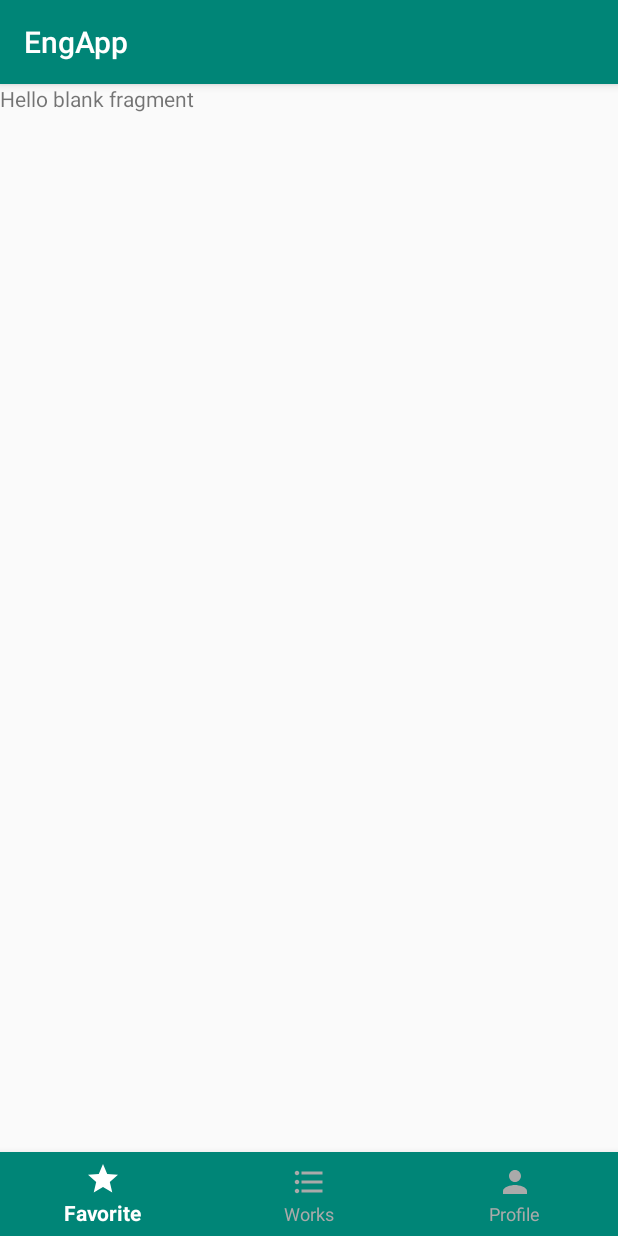
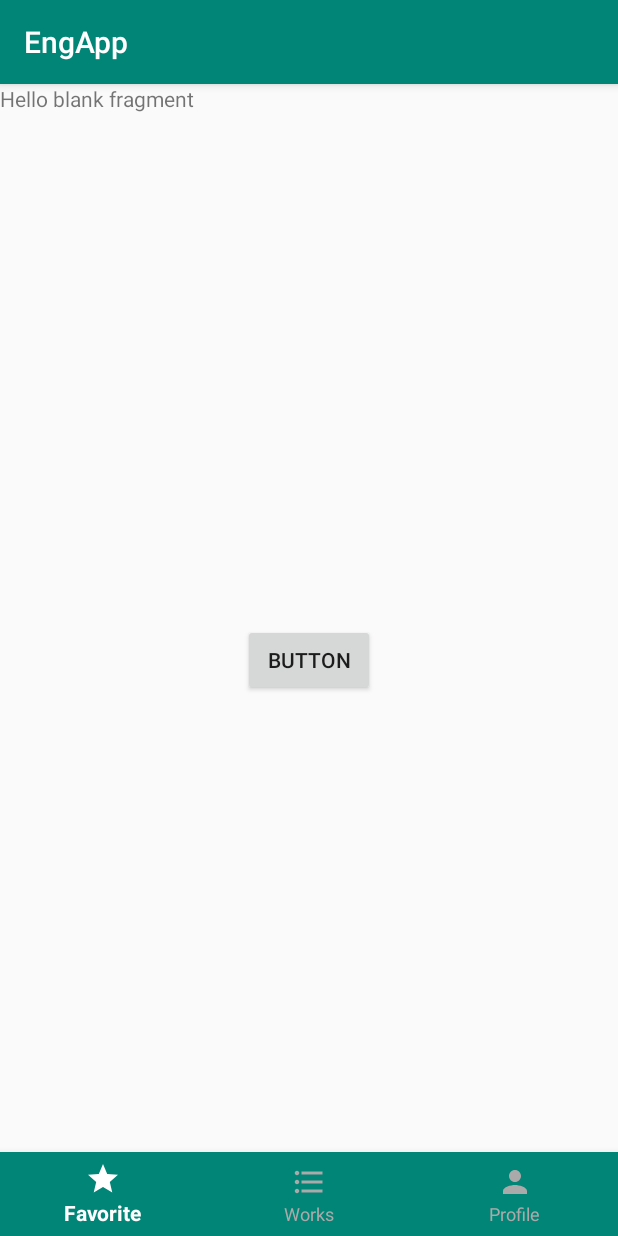
Before and after one commit to Maksim2355/EnglAppKotlin, an Android app: the screen it shows after launch (MainActivity), on a phone screen of 412 x 824 dp. Run offline under Robolectric (Android 15) with nearby library versions, the phone set to English and light mode, and no system bars.

Commit message:
Error is no

```diff
--- a/app/src/main/java/com/example/engapp/MainActivity.kt
+++ b/app/src/main/java/com/example/engapp/MainActivity.kt
@@ -1,12 +1,26 @@
 package com.example.engapp
 
+import android.os.Bundle
+import android.util.Log
 import androidx.appcompat.app.AppCompatActivity
-import android.os.Bundle
+import androidx.navigation.NavController
+import androidx.navigation.Navigation
+import com.google.android.material.bottomnavigation.BottomNavigationView
+
 
 class MainActivity : AppCompatActivity() {
+    private val TAG = "myLogs"
+
 
     override fun onCreate(savedInstanceState: Bundle?) {
         super.onCreate(savedInstanceState)
         setContentView(R.layout.activity_main)
+        Log.d(TAG, "присваиваем обработчик кнопкам")
+
+        var bottomNavigation : BottomNavigationView = findViewById(R.id.nav_view)
+        var navController: NavController =
+            Navigation.findNavController(this, R.id.nav_host_fragment)
+
+
     }
 }
--- a/app/src/main/java/com/example/engapp/favoriteFragment.kt
+++ b/app/src/main/java/com/example/engapp/favoriteFragment.kt
@@ -2,10 +2,12 @@ package com.example.engapp
 
 
 import android.os.Bundle
-import androidx.fragment.app.Fragment
 import android.view.LayoutInflater
 import android.view.View
 import android.view.ViewGroup
+import android.widget.Button
+import android.widget.TextView
+import androidx.fragment.app.Fragment
 
 /**
  * A simple [Fragment] subclass.
@@ -15,9 +17,13 @@ class favoriteFragment : Fragment() {
     override fun onCreateView(
         inflater: LayoutInflater, container: ViewGroup?,
         savedInstanceState: Bundle?
-    ): View? {
+    ): View?
+    {
+        val inflaterView: View =
+            inflater.inflate(R.layout.fragment_favorite, container, false)
+
         // Inflate the layout for this fragment
-        return inflater.inflate(R.layout.fragment_favorite, container, false)
+        return inflaterView
     }
 
 
--- a/app/src/main/res/layout/fragment_favorite.xml
+++ b/app/src/main/res/layout/fragment_favorite.xml
@@ -7,8 +7,16 @@
 
     <!-- TODO: Update blank fragment layout -->
     <TextView
+        android:id="@+id/test"
         android:layout_width="match_parent"
         android:layout_height="match_parent"
         android:text="@string/hello_blank_fragment" />
 
+    <Button
+        android:id="@+id/button1"
+        android:layout_width="wrap_content"
+        android:layout_height="wrap_content"
+        android:text="Button"
+        android:layout_gravity="center"/>
+
 </FrameLayout>
--- a/app/src/main/res/menu/menu.xml
+++ b/app/src/main/res/menu/menu.xml
@@ -1,15 +1,15 @@
 <?xml version="1.0" encoding="utf-8"?>
 <menu xmlns:android="http://schemas.android.com/apk/res/android">
     <item
-        android:id="@+id/action_map"
+        android:id="@+id/favorite"
         android:icon="@drawable/favorite"
         android:title="@string/title_favorite"/>
     <item
-        android:id="@+id/action_dial"
+        android:id="@+id/works"
         android:icon="@drawable/works"
         android:title="@string/title_works" />
     <item
-        android:id="@+id/action_mail"
+        android:id="@+id/profile"
         android:icon="@drawable/profile"
         android:title="@string/title_profile" />
 </menu>
```
